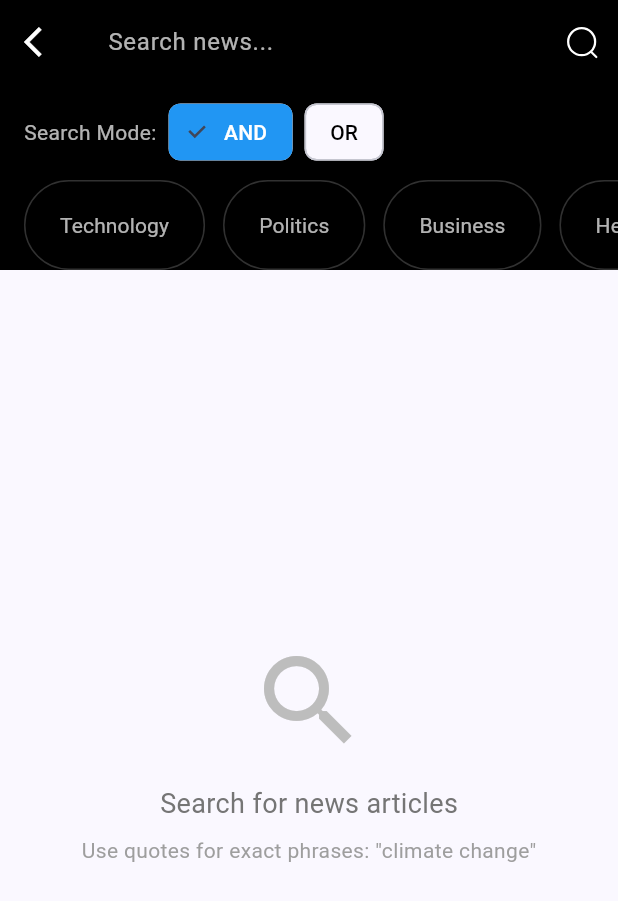
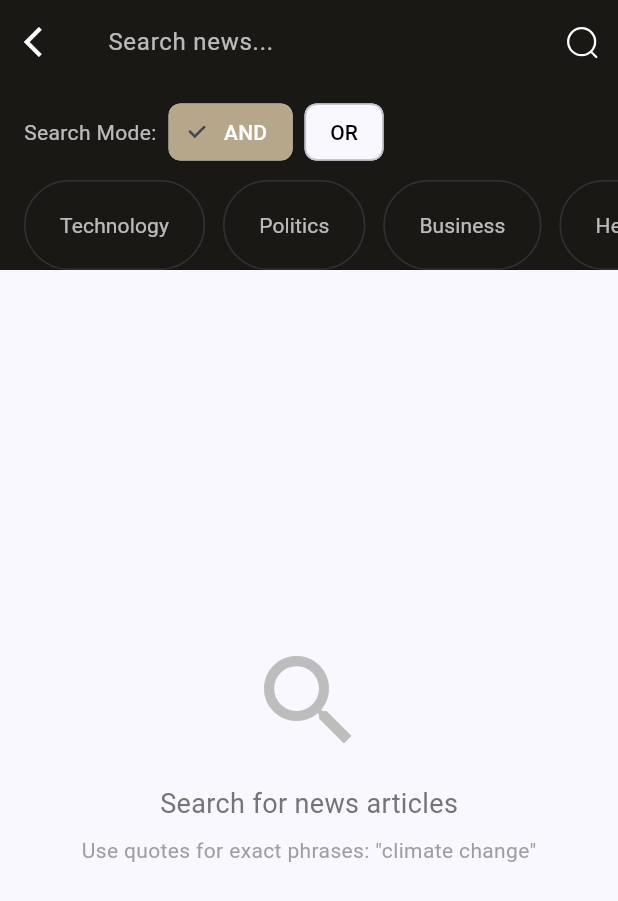
Before and after one commit to mMelnic/news-fake-detection, a Flutter app: the DiscoverPage screen opened directly, after a tap on an icon or button, on a phone screen of 412 x 824 dp. Shown: the top 901 px of the screen. Run offline on Flutter 3.47's test engine with Material 3 defaults, Android fonts, the phone set to English and light mode, and no system bars; our stand-ins replace cached_network_image, country_picker, dio, flutter_secure_storage, flutter_svg, hive_flutter and 1 more; missing offline and left inert: language_picker; accounts and stored records are empty; network calls fail; Roboto replaces fonts that are missing (Abel).

Commit message:
Change theme color

```diff
--- a/news_aggregator/frontend/lib/android/view/screens/search_page.dart
+++ b/news_aggregator/frontend/lib/android/view/screens/search_page.dart
@@ -1,5 +1,5 @@
 import 'package:flutter/material.dart';
-import 'package:cached_network_image/cached_network_image.dart';
+import '../../../theme/app_theme.dart';
 import '../../model/news.dart';
 import '../../services/search_service.dart';
 import '../../services/user_profile_service.dart';
@@ -121,7 +121,7 @@ class SearchPageState extends State<SearchPage> {
           children: [
             // Search options row (AND/OR toggle)
             Container(
-              color: Colors.black,
+              color: AppTheme.lightBrown,
               padding: const EdgeInsets.symmetric(horizontal: 16, vertical: 8),
               child: Row(
                 children: [
@@ -143,7 +143,7 @@ class SearchPageState extends State<SearchPage> {
                         }
                       }
                     },
-                    selectedColor: Colors.blue,
+                    selectedColor: const Color.fromARGB(255, 182, 167, 138),
                     labelStyle: TextStyle(
                       color: _isSearchingWithAnd ? Colors.white : Colors.black,
                     ),
@@ -162,7 +162,7 @@ class SearchPageState extends State<SearchPage> {
                         }
                       }
                     },
-                    selectedColor: Colors.blue,
+                    selectedColor: const Color.fromARGB(255, 182, 167, 138),
                     labelStyle: TextStyle(
                       color: !_isSearchingWithAnd ? Colors.white : Colors.black,
                     ),
@@ -184,7 +184,7 @@ class SearchPageState extends State<SearchPage> {
             Container(
               alignment: Alignment.center,
               height: 60,
-              color: Colors.black,
+              color: AppTheme.lightBrown,
               child: ListView.separated(
                 padding: const EdgeInsets.only(left: 16),
                 scrollDirection: Axis.horizontal,
--- a/news_aggregator/frontend/lib/android/view/widgets/custom_app_bar.dart
+++ b/news_aggregator/frontend/lib/android/view/widgets/custom_app_bar.dart
@@ -1,5 +1,6 @@
 import 'package:flutter/material.dart';
 import 'package:flutter/services.dart';
+import 'package:frontend/theme/app_theme.dart';
 
 class CustomAppBar extends StatelessWidget implements PreferredSizeWidget {
   final Widget title;
@@ -25,7 +26,7 @@ class CustomAppBar extends StatelessWidget implements PreferredSizeWidget {
   @override
   Widget build(BuildContext context) {
     return AppBar(
-      backgroundColor: Colors.black,
+      backgroundColor: AppTheme.lightBrown,
       elevation: 0,
       centerTitle: true,
       title: title,
--- a/news_aggregator/frontend/lib/android/view/widgets/search_app_bar.dart
+++ b/news_aggregator/frontend/lib/android/view/widgets/search_app_bar.dart
@@ -1,5 +1,7 @@
 import 'package:flutter/material.dart';
 import 'package:flutter_svg/flutter_svg.dart';
+
+import '../../../theme/app_theme.dart';
 
 class SearchAppBar extends StatelessWidget implements PreferredSizeWidget {
   final TextEditingController searchInputController;
@@ -19,7 +21,7 @@ class SearchAppBar extends StatelessWidget implements PreferredSizeWidget {
   @override
   Widget build(BuildContext context) {
     return AppBar(
-      backgroundColor: Colors.black,
+      backgroundColor: AppTheme.lightBrown,
       leading: IconButton(
         icon: const Icon(Icons.arrow_back_ios, color: Colors.white),
         onPressed: () => Navigator.of(context).pop(),
--- a/news_aggregator/frontend/lib/main.dart
+++ b/news_aggregator/frontend/lib/main.dart
@@ -33,7 +33,7 @@ class MyApp extends StatelessWidget {
       title: 'Demo Login',
       theme: ThemeData(
         colorScheme: ColorScheme.fromSeed(
-          seedColor: const Color.fromRGBO(32, 63, 129, 1.0),
+          seedColor: const Color.fromARGB(255, 0, 8, 38),
         ),
         fontFamily: 'Abel',
       ),
--- a/news_aggregator/frontend/lib/theme/app_theme.dart
+++ b/news_aggregator/frontend/lib/theme/app_theme.dart
@@ -20,6 +20,7 @@ class AppTheme {
   static const Color nearlyBlack = Color(0xFF213333);
   static const Color grey = Color(0xFF3A5160);
   static const Color dark_grey = Color(0xFF313A44);
+  static const Color lightBrown = Color.fromARGB(255, 26, 24, 21);
 
   static LinearGradient textOverlayGradient = LinearGradient(
     colors: [Colors.black.withOpacity(0.45), Colors.black.withOpacity(0.0)],
```
Also changed, not shown: 1 other file.
